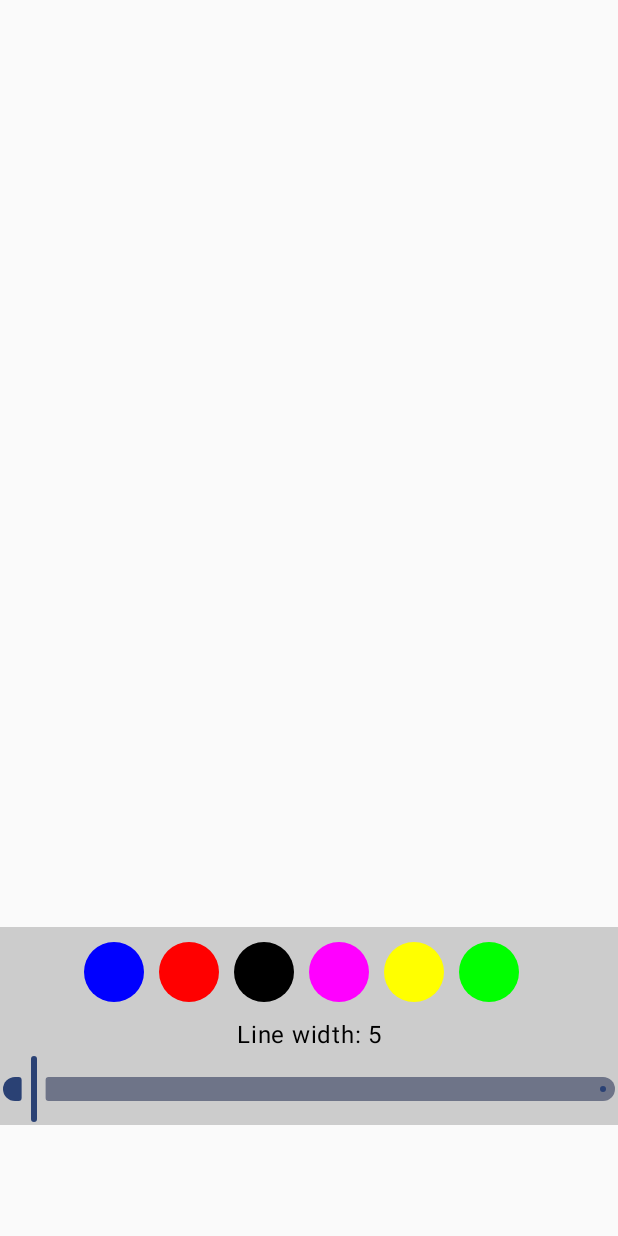
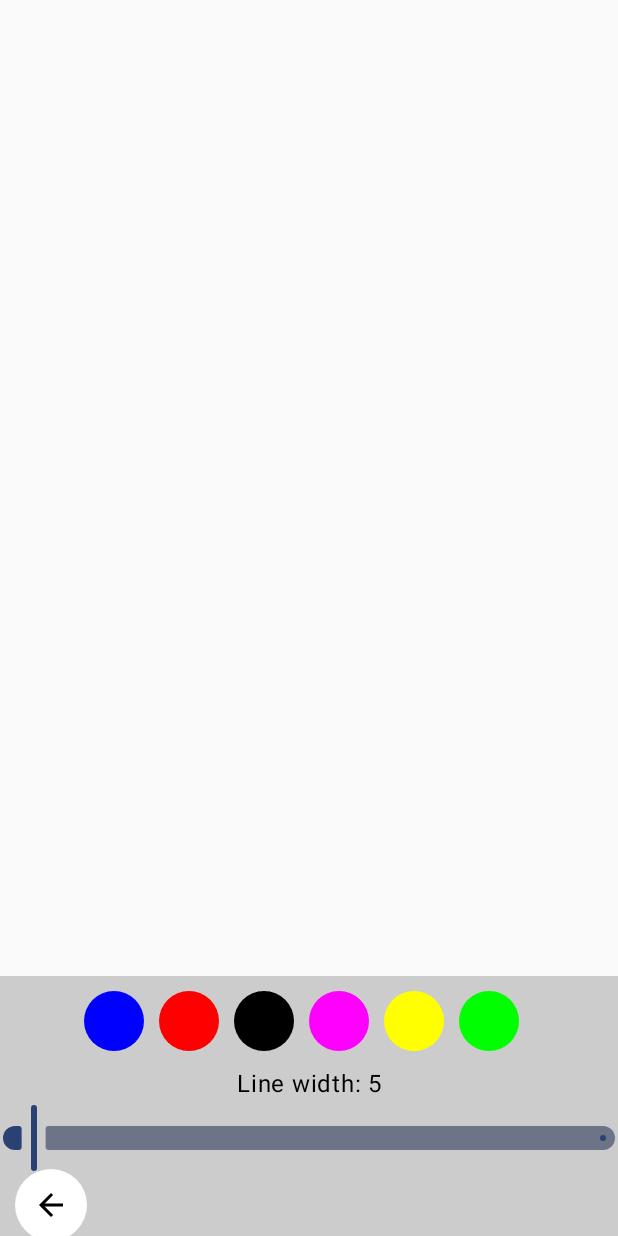
Before and after one commit to vokrob/DrawApp, an Android app built with Jetpack Compose: the screen it shows after launch (MainActivity), on a phone screen of 412 x 824 dp. Run offline under Robolectric (Android 15) with nearby library versions, the phone set to English and light mode, and no system bars.

Commit message:
Deleting lines

```diff
--- a/app/build.gradle.kts
+++ b/app/build.gradle.kts
@@ -10,7 +10,7 @@ android {
 
     defaultConfig {
         applicationId = "com.vokrob.drawapp"
-        minSdk = 21
+        minSdk = 24
         targetSdk = 34
         versionCode = 1
         versionName = "1.0"
--- a/app/src/main/java/com/vokrob/drawapp/BottomPanel.kt
+++ b/app/src/main/java/com/vokrob/drawapp/BottomPanel.kt
@@ -2,14 +2,22 @@ package com.vokrob.drawapp
 
 import androidx.compose.foundation.background
 import androidx.compose.foundation.clickable
+import androidx.compose.foundation.layout.Arrangement
 import androidx.compose.foundation.layout.Box
 import androidx.compose.foundation.layout.Column
+import androidx.compose.foundation.layout.Row
+import androidx.compose.foundation.layout.Spacer
 import androidx.compose.foundation.layout.fillMaxWidth
+import androidx.compose.foundation.layout.height
 import androidx.compose.foundation.layout.padding
 import androidx.compose.foundation.layout.size
 import androidx.compose.foundation.lazy.LazyRow
 import androidx.compose.foundation.lazy.items
 import androidx.compose.foundation.shape.CircleShape
+import androidx.compose.material.icons.Icons
+import androidx.compose.material.icons.filled.ArrowBack
+import androidx.compose.material3.Icon
+import androidx.compose.material3.IconButton
 import androidx.compose.material3.Slider
 import androidx.compose.material3.Text
 import androidx.compose.runtime.Composable
@@ -19,11 +27,16 @@ import androidx.compose.runtime.remember
 import androidx.compose.runtime.setValue
 import androidx.compose.ui.Alignment
 import androidx.compose.ui.Modifier
+import androidx.compose.ui.draw.clip
 import androidx.compose.ui.graphics.Color
 import androidx.compose.ui.unit.dp
 
 @Composable
-fun BottomPanel(onClick: (Color) -> Unit, onLineWidthChange: (Float) -> Unit) {
+fun BottomPanel(
+    onClick: (Color) -> Unit,
+    onLineWidthChange: (Float) -> Unit,
+    onBackClick: () -> Unit
+) {
     Column(
         modifier = Modifier
             .fillMaxWidth()
@@ -36,6 +49,8 @@ fun BottomPanel(onClick: (Color) -> Unit, onLineWidthChange: (Float) -> Unit) {
         CustomSlider { lineWidth ->
             onLineWidthChange(lineWidth)
         }
+        ButtonPanel { onBackClick() }
+        Spacer(modifier = Modifier.height(5.dp))
     }
 }
 
@@ -78,3 +93,25 @@ fun CustomSlider(onChange: (Float) -> Unit) {
         )
     }
 }
+
+@Composable
+fun ButtonPanel(onClick: () -> Unit) {
+    Row(
+        modifier = Modifier
+            .fillMaxWidth()
+            .padding(start = 10.dp, end = 10.dp),
+        horizontalArrangement = Arrangement.SpaceBetween
+    ) {
+        IconButton(
+            modifier = Modifier
+                .clip(CircleShape)
+                .background(Color.White),
+            onClick = { onClick() }
+        ) {
+            Icon(
+                Icons.Default.ArrowBack,
+                contentDescription = null
+            )
+        }
+    }
+}
--- a/app/src/main/java/com/vokrob/drawapp/MainActivity.kt
+++ b/app/src/main/java/com/vokrob/drawapp/MainActivity.kt
@@ -16,6 +16,7 @@ import androidx.compose.runtime.MutableState
 import androidx.compose.runtime.mutableStateListOf
 import androidx.compose.runtime.mutableStateOf
 import androidx.compose.runtime.remember
+import androidx.compose.runtime.snapshots.SnapshotStateList
 import androidx.compose.ui.Modifier
 import androidx.compose.ui.graphics.Path
 import androidx.compose.ui.graphics.StrokeCap
@@ -43,16 +44,22 @@ class MainActivity : ComponentActivity() {
 
         setContent {
             val pathData = remember { mutableStateOf(PathData()) }
+            val pathList = remember { mutableStateListOf(PathData()) }
 
             DrawAppTheme {
                 Column {
-                    DrawCanvas(pathData)
+                    DrawCanvas(pathData, pathList)
                     BottomPanel(
                         { color ->
                             pathData.value = pathData.value.copy(color = color)
+                        },
+                        { lineWidth ->
+                            pathData.value = pathData.value.copy(lineWidth = lineWidth)
                         }
-                    ) { lineWidth ->
-                        pathData.value = pathData.value.copy(lineWidth = lineWidth)
+                    ) {
+                        pathList.removeIf { pathD ->
+                            pathList[pathList.size - 1] == pathD
+                        }
                     }
                 }
             }
@@ -61,14 +68,13 @@ class MainActivity : ComponentActivity() {
 }
 
 @Composable
-fun DrawCanvas(pathData: MutableState<PathData>) {
+fun DrawCanvas(pathData: MutableState<PathData>, pathList: SnapshotStateList<PathData>) {
     var tempPath = Path()
-    val pathList = remember { mutableStateListOf(PathData()) }
 
     Canvas(
         modifier = Modifier
             .fillMaxWidth()
-            .fillMaxHeight(0.75f)
+            .fillMaxHeight(0.79f)
             .pointerInput(true) {
                 detectDragGestures(
                     onDragStart = { tempPath = Path() },
```
